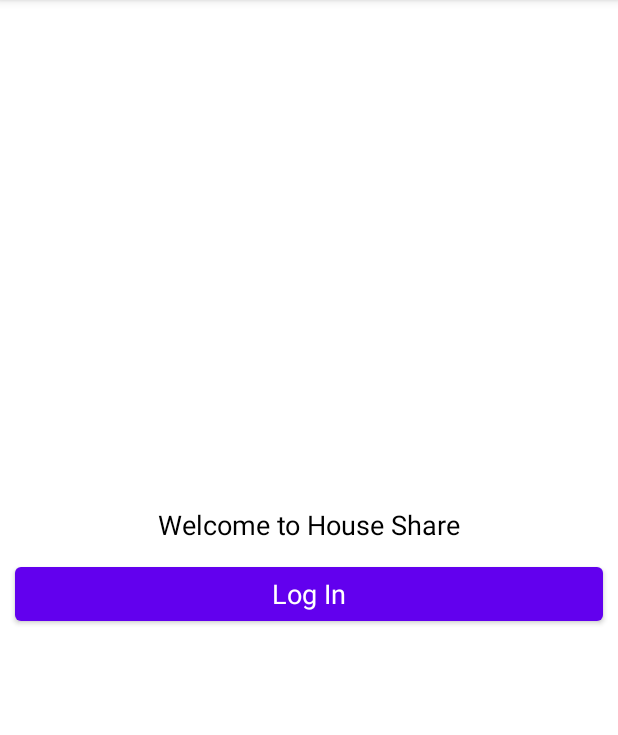
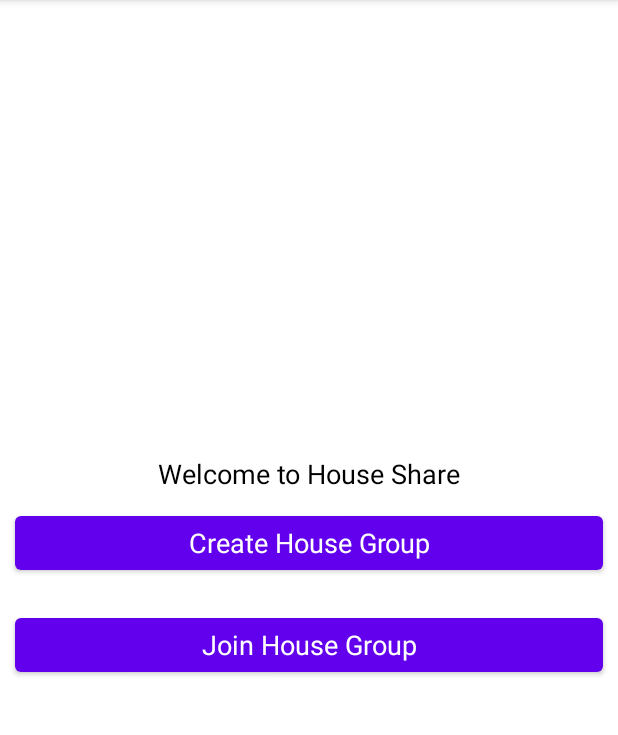
Before and after one commit to MarcasNC98/test, an Android app: the ChooseHouseActivity screen opened directly, with no data from a screen before it, on a phone screen of 412 x 824 dp, the part 84-819 px from its top. Run offline under Robolectric (Android 15) with nearby library versions, the phone set to English and light mode, and no system bars; our stand-ins replace Firebase (no records; nobody signed in at launch, a user with empty details on screens opened directly).

```diff
--- a/src/main/java/com/example/groceryproject/ChooseHouseActivity.java
+++ b/src/main/java/com/example/groceryproject/ChooseHouseActivity.java
@@ -1,14 +1,74 @@
 package com.example.groceryproject;
 
+import androidx.annotation.NonNull;
+import androidx.annotation.Nullable;
+import androidx.appcompat.app.AlertDialog;
 import androidx.appcompat.app.AppCompatActivity;
+import androidx.recyclerview.widget.LinearLayoutManager;
+import androidx.recyclerview.widget.RecyclerView;
 
+
+import android.content.Intent;
 import android.os.Bundle;
+import android.text.TextUtils;
+import android.view.LayoutInflater;
+import android.view.View;
+
+import android.view.ViewGroup;
+import android.widget.Button;
+import android.widget.EditText;
+import android.widget.TextView;
+import android.widget.Toast;
+
+
+import com.example.groceryproject.Data.Info;
+import com.firebase.ui.database.FirebaseRecyclerAdapter;
+import com.firebase.ui.database.FirebaseRecyclerOptions;
+import com.google.android.gms.tasks.OnCompleteListener;
+import com.google.android.gms.tasks.Task;
+import com.google.android.material.floatingactionbutton.FloatingActionButton;
+import com.google.firebase.auth.FirebaseAuth;
+import com.google.firebase.auth.FirebaseUser;
+import com.google.firebase.database.DataSnapshot;
+import com.google.firebase.database.DatabaseError;
+import com.google.firebase.database.DatabaseReference;
+import com.google.firebase.database.FirebaseDatabase;
+import com.google.firebase.database.ValueEventListener;
+
+import java.text.DateFormat;
+import java.util.ArrayList;
+import java.util.Date;
 
 public class ChooseHouseActivity extends AppCompatActivity {
+
+    private Button createButton;
+    private Button joinButton;
+    private DatabaseReference newDatabase;
+    String houseID;
+
+
 
     @Override
     protected void onCreate(Bundle savedInstanceState) {
         super.onCreate(savedInstanceState);
         setContentView(R.layout.activity_choose_house);
+
+        createButton=findViewById(R.id.createHouse);
+        joinButton=findViewById(R.id.joinHouse);
+        newDatabase= FirebaseDatabase.getInstance("https://grocerylist-c678c-default-rtdb.europe-west1.firebasedatabase.app/").getReference().child("Homes/houseID");
+
+        createButton.setOnClickListener(new View.OnClickListener() {
+            @Override
+            //When clicked, the dialogBox view will be shown
+            public void onClick(View view) {
+                houseID=newDatabase.push().getKey();
+                newDatabase.child(houseID).setValue("houseID");
+            }
+        });
+
+
+
     }
+
+
 }
--- a/src/main/java/com/example/groceryproject/RegistrationPage.java
+++ b/src/main/java/com/example/groceryproject/RegistrationPage.java
@@ -124,7 +124,7 @@ public class RegistrationPage extends AppCompatActivity {
 
                             newDatabase.child(uId).child("Name").setValue(name);
 
-                            startActivity(new Intent(getApplicationContext(),HomePage.class));
+                            startActivity(new Intent(getApplicationContext(),ChooseHouseActivity.class));
                             //A toast dialog message will pop up on the screen informing the user that their account has been created successfully
                             Toast.makeText(getApplicationContext(),"Account created",Toast.LENGTH_SHORT).show();
 
--- a/src/main/res/layout/activity_choose_house.xml
+++ b/src/main/res/layout/activity_choose_house.xml
@@ -31,11 +31,18 @@
     </LinearLayout>
 
     <Button
-        android:id="@+id/loginBtn"
+        android:id="@+id/createHouse"
         android:layout_width="match_parent"
         android:layout_height="wrap_content"
         android:layout_margin="10dp"
-        android:text="Log In"
+        android:text="Create House Group"
+        android:textAppearance="?android:textAppearanceMedium" />
+    <Button
+        android:id="@+id/joinHouse"
+        android:layout_width="match_parent"
+        android:layout_height="wrap_content"
+        android:layout_margin="10dp"
+        android:text="Join House Group"
         android:textAppearance="?android:textAppearanceMedium" />
 
 
```
Also changed, not shown: 17 other files.
